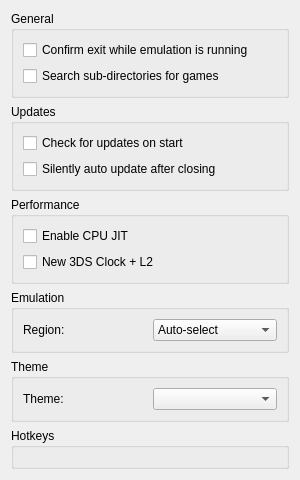
grimtnt/citra, file src/citra_qt/configuration/configure_general.ui: the form before one commit.
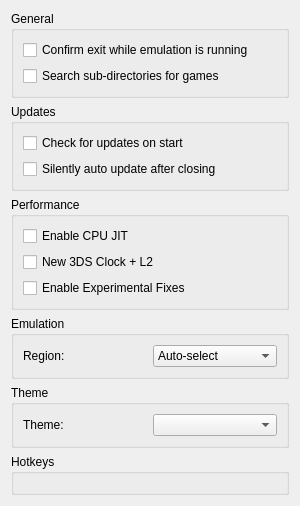
The form after the commit. Custom widgets are drawn as their Qt base class.

Patch:
```diff
--- a/src/citra_qt/configuration/configure_general.ui
+++ b/src/citra_qt/configuration/configure_general.ui
@@ -92,6 +92,13 @@
             </property>
            </widget>
           </item>
+          <item>
+           <widget class="QCheckBox" name="toggle_fixes">
+            <property name="text">
+             <string>Enable Experimental Fixes</string>
+            </property>
+           </widget>
+          </item>
          </layout>
         </item>
        </layout>
```
